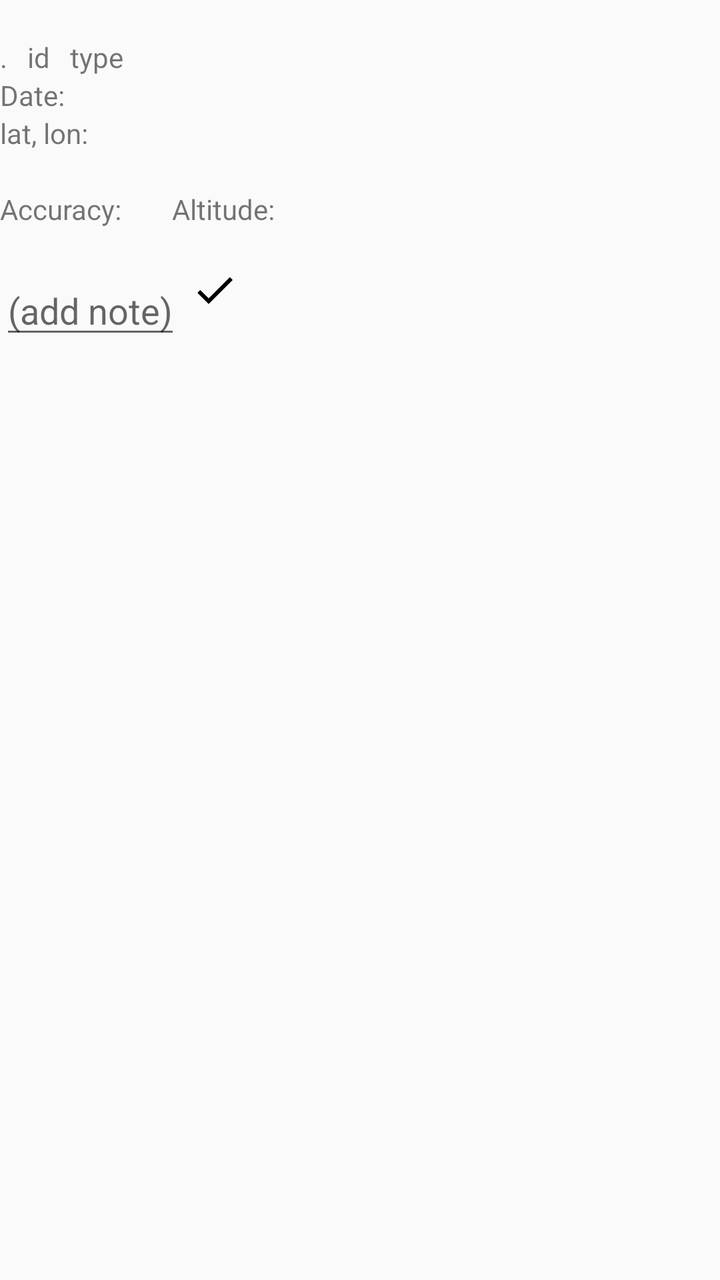
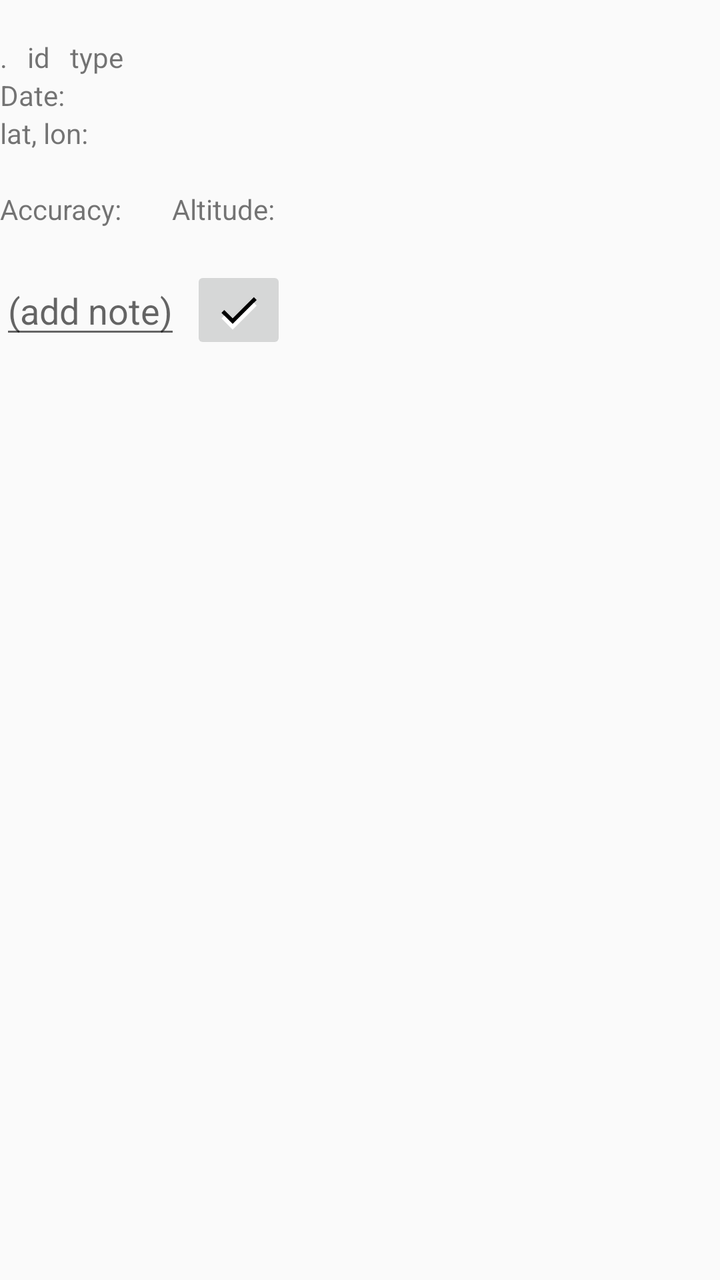

Two renders of the same Android screen: before a commit and after it. Below are the layout's source before the change and the commit's diff.
<!-- AndroidManifest.xml: application theme MyTheme1 -->
<!-- res/layout/fragment_edit_point.xml -->
<?xml version="1.0" encoding="utf-8"?>
<ScrollView xmlns:android="http://schemas.android.com/apk/res/android"
    android:layout_width="match_parent"
    android:layout_height="match_parent" >

    <LinearLayout
        android:id="@+id/lTop"
        android:layout_width="match_parent"
        android:layout_height="wrap_content"
        android:focusable="true"
        android:focusableInTouchMode="true"
        android:orientation="vertical" >

        <TextView
            android:id="@+id/tvAlert"
            android:layout_width="wrap_content"
            android:layout_height="wrap_content"
            android:text="" />

        <LinearLayout
            android:layout_width="match_parent"
            android:layout_height="wrap_content"
            android:orientation="horizontal" >

            <TextView
                android:id="@+id/tvProtect"
                android:layout_width="wrap_content"
                android:layout_height="wrap_content"
                android:layout_marginRight="10dp"
                android:text="." />

            <TextView
                android:id="@+id/tvId"
                android:layout_width="wrap_content"
                android:layout_height="wrap_content"
                android:layout_marginRight="10dp"
                android:text="id" />

            <TextView
                android:id="@+id/tvType"
                android:layout_width="wrap_content"
                android:layout_height="wrap_content"
                android:layout_marginRight="10dp"
                android:text="type" />
            
            <TextView
                android:id="@+id/tvComment"
                android:layout_width="wrap_content"
                android:layout_height="wrap_content" />
            
        </LinearLayout>

        <TextView
            android:id="@+id/tvDate"
            android:layout_width="wrap_content"
            android:layout_height="wrap_content"
            android:text="@string/date" />

        <TextView
            android:layout_width="wrap_content"
            android:layout_height="wrap_content"
            android:text="lat, lon:" />

        <TextView
            android:id="@+id/tvLatLon"
            android:layout_width="wrap_content"
            android:layout_height="wrap_content" />

        <LinearLayout
            android:layout_width="match_parent"
            android:layout_height="wrap_content"
            android:orientation="horizontal" >

            <TextView
                android:id="@+id/tvRangeLabel"
                android:layout_width="wrap_content"
                android:layout_height="wrap_content"
                android:layout_marginRight="5dp"
                android:text="@string/accuracy" />

            <TextView
                android:id="@+id/tvRange"
                android:layout_width="wrap_content"
                android:layout_height="wrap_content"
                android:layout_marginRight="20dp" />

            <TextView
                android:id="@+id/tvAltLabel"
                android:layout_width="wrap_content"
                android:layout_height="wrap_content"
                android:layout_marginRight="5dp"
                android:text="@string/altitude" />

            <TextView
                android:id="@+id/tvAlt"
                android:layout_width="wrap_content"
                android:layout_height="wrap_content" />
            
        </LinearLayout>

        <TextView
            android:id="@+id/tvCellData"
            android:layout_width="wrap_content"
            android:layout_height="wrap_content" />

        <LinearLayout
            android:layout_width="match_parent"
            android:layout_height="wrap_content"
            android:orientation="horizontal" >

            <EditText
                android:id="@+id/etNote"
                android:layout_width="wrap_content"
                android:layout_height="wrap_content"
                android:layout_marginRight="5dp"
                android:hint="@string/etNote" />

            <ImageButton xmlns:android="http://schemas.android.com/apk/res/android"
                android:id="@+id/bNoteOk"
                android:layout_width="wrap_content"
                android:layout_height="wrap_content"
                android:background="@drawable/ic_done_black_24dp" />

        </LinearLayout>

        <TextView
            android:id="@+id/tvNull"
            android:layout_width="wrap_content"
            android:layout_height="wrap_content"
            android:visibility="gone" />
    </LinearLayout>

</ScrollView>
<!-- resources referenced by this layout -->
<resources>
  <!-- drawable ic_done_black_24dp (drawable) -->
  <vector xmlns:android="http://schemas.android.com/apk/res/android"
          android:width="24dp"
          android:height="24dp"
          android:viewportWidth="24.0"
          android:viewportHeight="24.0">
      <path
          android:fillColor="#FF000000"
          android:pathData="M9,16.2L4.8,12l-1.4,1.4L9,19 21,7l-1.4,-1.4L9,16.2z"/>
  </vector>
  <string name="accuracy">Accuracy:</string>
  <string name="altitude">Altitude:</string>
  <string name="date">Date:</string>
  <string name="etNote">(add note)</string>
  <style name="MyTheme1" parent="Theme.AppCompat.DayNight.DarkActionBar">
          <item name="colorAccent">@color/messageColorDay</item>
      </style>
  <color name="messageColorDay">#109070</color>
</resources>

<!-- the commit's change to res/layout/fragment_edit_point.xml (unified diff, before → after) -->
@@ -42,12 +42,12 @@
                 android:layout_height="wrap_content"
                 android:layout_marginRight="10dp"
                 android:text="type" />
-            
+
             <TextView
                 android:id="@+id/tvComment"
                 android:layout_width="wrap_content"
                 android:layout_height="wrap_content" />
-            
+
         </LinearLayout>
 
         <TextView
@@ -95,7 +95,7 @@
                 android:id="@+id/tvAlt"
                 android:layout_width="wrap_content"
                 android:layout_height="wrap_content" />
-            
+
         </LinearLayout>
 
         <TextView
@@ -119,7 +119,8 @@
                 android:id="@+id/bNoteOk"
                 android:layout_width="wrap_content"
                 android:layout_height="wrap_content"
-                android:background="@drawable/ic_done_black_24dp" />
+                android:src="@drawable/ic_done_black_white_24dp"
+                 />
 
         </LinearLayout>
 
<!-- resource entries referenced after the edit -->
@@ -1,14 +1,21 @@
 <!-- resources referenced by this layout -->
 <resources>
-  <!-- drawable ic_done_black_24dp (drawable) -->
+  <!-- drawable ic_done_black_white_24dp (drawable) -->
   <vector xmlns:android="http://schemas.android.com/apk/res/android"
-          android:width="24dp"
+      xmlns:tools="http://schemas.android.com/tools"
+      android:width="24dp"
           android:height="24dp"
           android:viewportWidth="24.0"
-          android:viewportHeight="24.0">
+          android:viewportHeight="24.0"
+          tools:targetApi="lollipop">
       <path
-          android:fillColor="#FF000000"
+          android:fillColor="#000000"
           android:pathData="M9,16.2L4.8,12l-1.4,1.4L9,19 21,7l-1.4,-1.4L9,16.2z"/>
+      <group android:translateY="2.8">
+      <path
+          android:fillColor="#FFFFFF"
+          android:pathData="M9,16.2L4.8,12l-1.4,1.4L9,19 21,7l-1.4,-1.4L9,16.2z"/>
+      </group>
   </vector>
   <string name="accuracy">Accuracy:</string>
   <string name="altitude">Altitude:</string>
